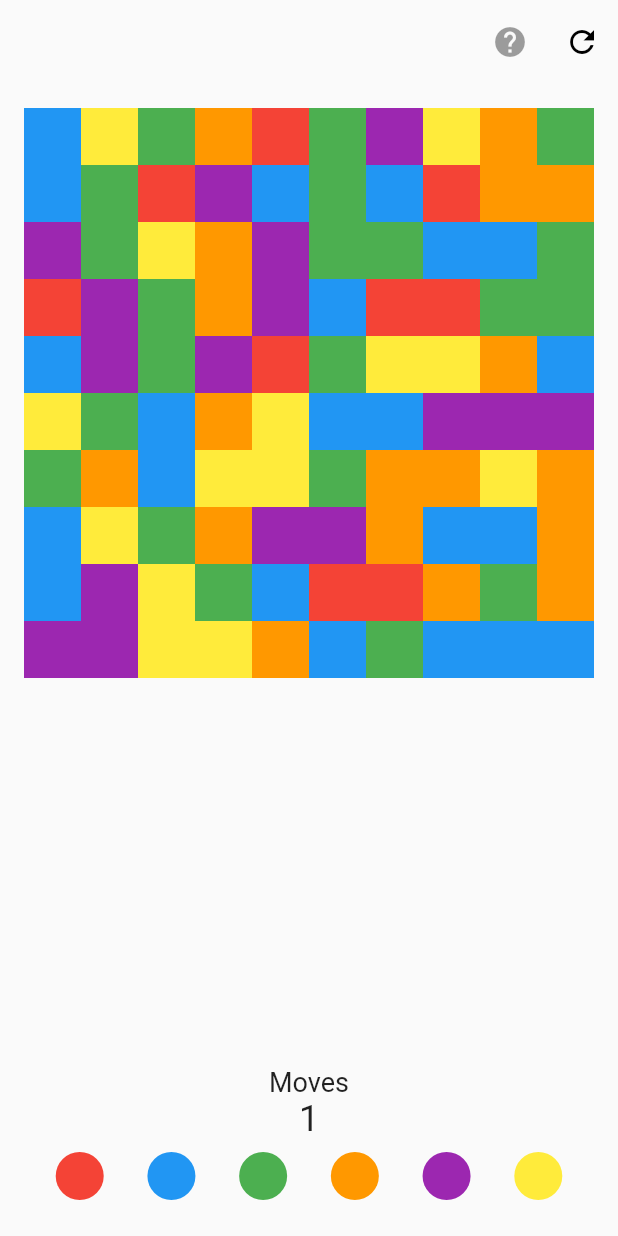
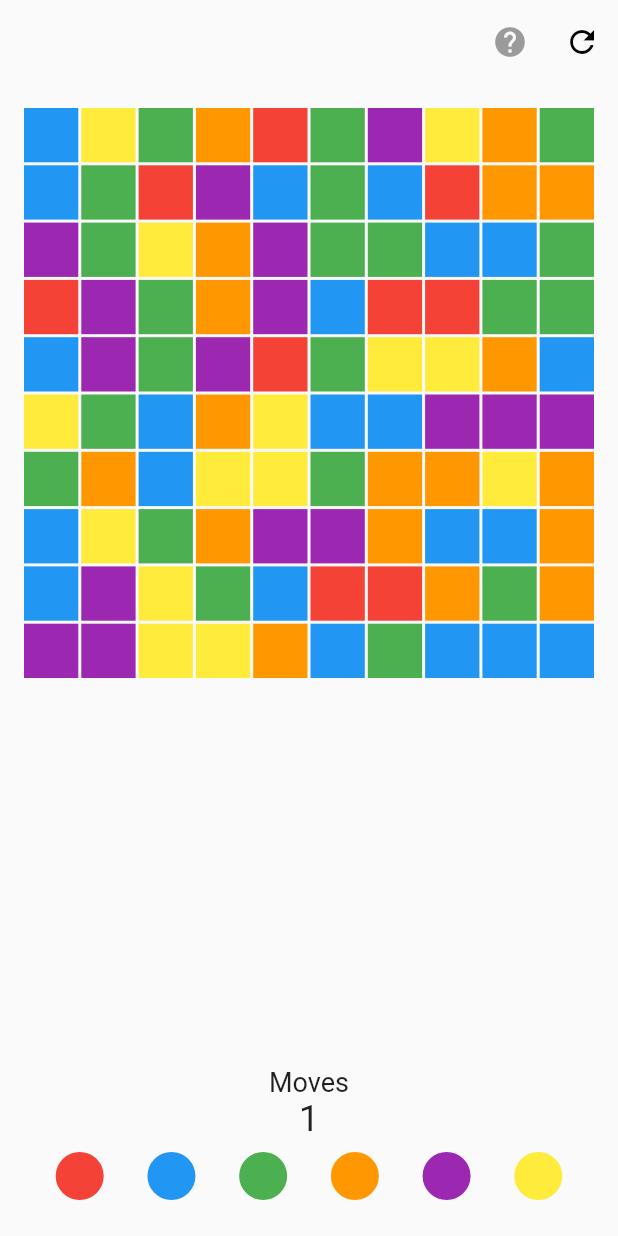
Before and after one commit to kadukeitor/flood, a Flutter app: the screen it shows after launch, item 2 of the bottom bar chosen, on a phone screen of 412 x 824 dp. Run offline on Flutter 3.47's test engine with Material 2 defaults, Android fonts, the phone set to English and light mode, and no system bars.

Commit message:
Add space between blocks and completed functions

```diff
--- a/lib/main.dart
+++ b/lib/main.dart
@@ -55,6 +55,7 @@ class _Game extends State<Game> {
 
   select(int color) {
     if (board[0][0] == color) return false;
+    if (completed()) return false;
     setState(() {
       moves += 1;
     });
@@ -78,6 +79,16 @@ class _Game extends State<Game> {
     if (r - 1 >= 0 && board[c][r - 1] == oldColor) {
       paint(c, r - 1, color);
     }
+  }
+
+  completed() {
+    int color = board[0][0];
+    for (int i = 0; i < size; i++) {
+      for (int j = 0; j < size; j++) {
+        if (color != board[i][j]) return false;
+      }
+    }
+    return true;
   }
 
   @override
@@ -106,12 +117,20 @@ class _Game extends State<Game> {
           children: <Widget>[
             Flexible(
               child: GridView.count(
+                  primary: false,
+                  mainAxisSpacing: 2,
+                  crossAxisSpacing: 2,
                   crossAxisCount: size,
                   children: board
                       .expand((pair) => pair)
                       .toList()
-                      .map((int v) =>
-                          GridTile(child: Container(color: colors[v])))
+                      .map(
+                        (int v) => GridTile(
+                              child: Container(
+                                color: colors[v],
+                              ),
+                            ),
+                      )
                       .toList()),
             ),
             Column(
```
Also changed, not shown: 2 other files.
